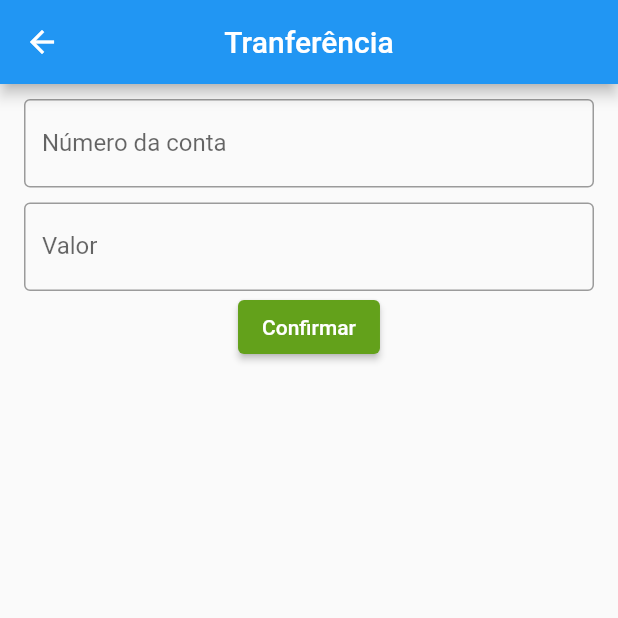
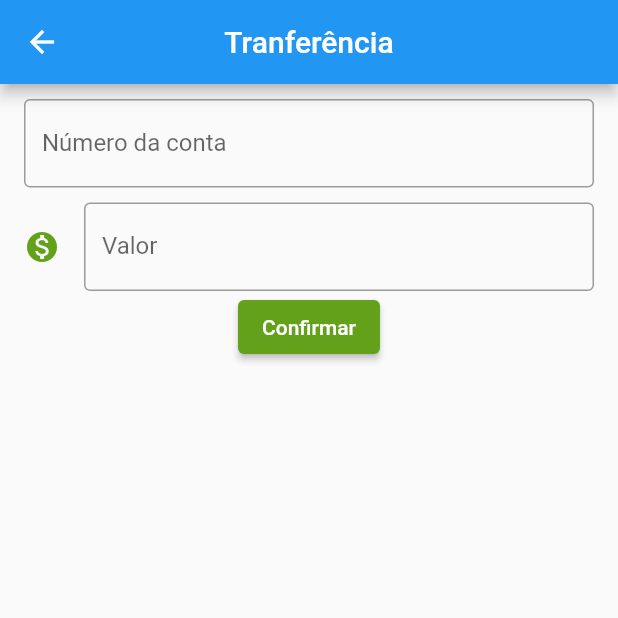
Before and after one commit to Anfacibry/bytebanck, a Flutter app: the TelaDeCadastro screen opened directly, on a phone screen of 412 x 824 dp, the top half of it. Run offline on Flutter 3.47's test engine with Material 2 defaults, Android fonts, the phone set to English and light mode, and no system bars.

Commit message:
adicionando caixa de texto

```diff
--- a/lib/widgets/caixa_de_texto.dart
+++ b/lib/widgets/caixa_de_texto.dart
@@ -1,9 +1,13 @@
 import 'package:flutter/material.dart';
 
 class CaixaDeTexto extends StatelessWidget {
+  final bool icone;
+  final TextEditingController numeroPego;
   final String labelText;
   final String hintText;
   const CaixaDeTexto({
+    this.icone = false,
+    required this.numeroPego,
     required this.labelText,
     required this.hintText,
     Key? key,
@@ -14,11 +18,19 @@ class CaixaDeTexto extends StatelessWidget {
     return Padding(
       padding: const EdgeInsets.fromLTRB(16.0, 10.0, 16.0, 0.0),
       child: TextField(
+        controller: numeroPego,
         decoration: InputDecoration(
+          icon: icone
+              ? const Icon(
+                  Icons.monetization_on,
+                  color: Color.fromARGB(255, 99, 161, 27),
+                )
+              : null,
           border: const OutlineInputBorder(),
           labelText: labelText,
           hintText: hintText,
         ),
+        keyboardType: TextInputType.number,
       ),
     );
   }
```
